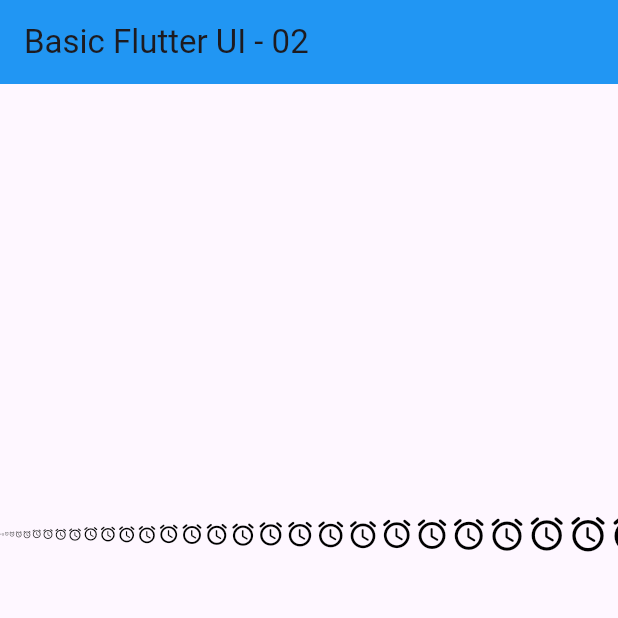
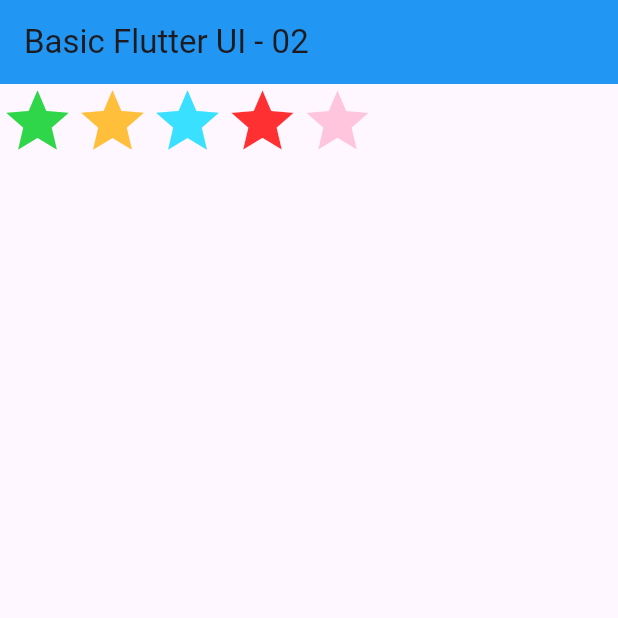
Before and after one commit to Bobby5390/flutter, a Flutter app: the screen it shows after launch, on a phone screen of 412 x 824 dp, the top half of it. Run offline on Flutter 3.47's test engine with Material 3 defaults, Android fonts, the phone set to English and light mode, and no system bars.

Commit message:
salakin 1

```diff
--- a/lib/main.dart
+++ b/lib/main.dart
@@ -1,3 +1,4 @@
+
 import 'package:flutter/material.dart';
 
 void main() {
@@ -15,22 +16,34 @@ class LabClass05 extends StatelessWidget {
           title: Text("Basic Flutter UI - 02"),
           backgroundColor: Colors.blue,
         ),
-        body: SingleChildScrollView(
-          scrollDirection: Axis.horizontal,
-          child: Container(
-            height: 600,
-            child: Row(
-                mainAxisAlignment: MainAxisAlignment.spaceEvenly,
-                crossAxisAlignment: CrossAxisAlignment.center,
-                children: List.generate(
-                  100,
-                  (index) => Icon(
-                    Icons.access_alarm_rounded,
-                    size: index.toDouble(),
-                    color: Colors.black,
-                  ),
-                )),
-          ),
+        body: Row(
+          children: [
+            Icon(
+              Icons.star,
+              size: 50,
+              color: const Color.fromARGB(227, 22, 210, 50),
+            ),
+            Icon(
+              Icons.star,
+              size: 50,
+              color: const Color.fromARGB(202, 255, 176, 7),
+            ),
+            Icon(
+              Icons.star,
+              size: 50,
+              color: const Color.fromARGB(202, 7, 218, 255),
+            ),
+            Icon(
+              Icons.star,
+              size: 50,
+              color: const Color.fromARGB(211, 255, 7, 7),
+            ),
+            Icon(
+              Icons.star,
+              size: 50,
+              color: const Color.fromARGB(53, 255, 7, 85),
+            ),
+          ],
         ),
       ),
     );
```
